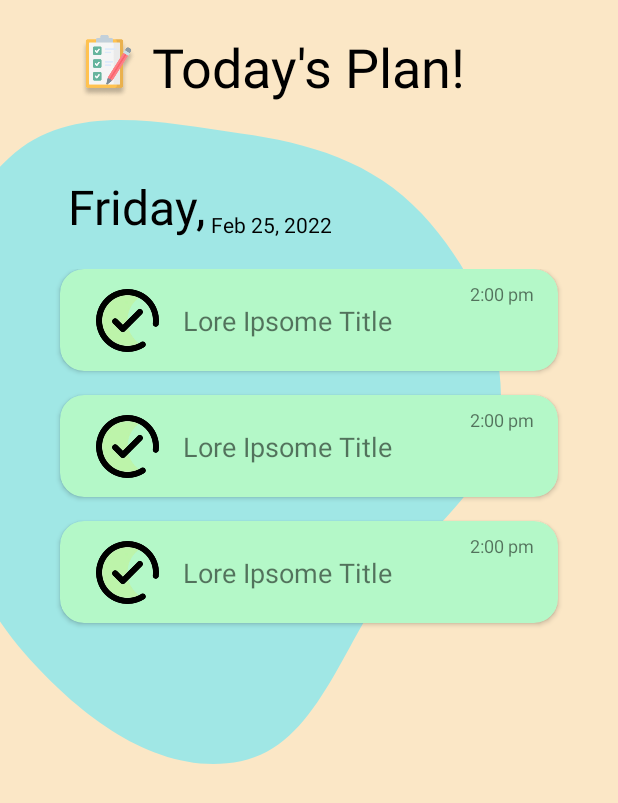
After one commit to ch8n/BBK-2-JetPlanner, an Android app: the layout activity_planner_home.xml on its own in the app's theme, with its tools: preview values and no code run, on a phone screen of 412 x 824 dp. The commit adds this screen. Shown: the top 803 px of the screen. Run offline under Robolectric (Android 15) with nearby library versions, the phone set to English and light mode, and no system bars.

Commit message:
added dummy list

```diff
--- a/app/build.gradle
+++ b/app/build.gradle
@@ -5,6 +5,10 @@ plugins {
 
 android {
     compileSdk 32
+
+    buildFeatures {
+        viewBinding true
+    }
 
     defaultConfig {
         applicationId "io.github.ch8n.jetplanner"
--- a/app/src/main/AndroidManifest.xml
+++ b/app/src/main/AndroidManifest.xml
@@ -10,8 +10,9 @@
         android:supportsRtl="true"
         android:theme="@style/Theme.JetPlanner">
         <activity
-            android:name=".MainActivity"
+            android:name=".ui.home.PlannerHomeActivity"
             android:exported="true">
+
             <intent-filter>
                 <action android:name="android.intent.action.MAIN" />
 
--- /dev/null
+++ b/app/src/main/res/drawable/blob.xml
@@ -0,0 +1,10 @@
+<vector xmlns:android="http://schemas.android.com/apk/res/android"
+    android:width="334dp"
+    android:height="429dp"
+    android:viewportWidth="334"
+    android:viewportHeight="429">
+  <path
+      android:pathData="M160.579,8.923C205.279,15 249.013,27.596 281.224,62.465C313.811,97.742 337.793,145.866 333.503,196.117C329.466,243.399 287.736,270.108 260.374,306.67C227.724,350.298 210.916,417.086 160.579,427.184C106.778,437.977 54.809,398.94 16.646,355.565C-21.011,312.764 -40.83,255.848 -42.722,196.117C-44.691,133.981 -36.986,64.809 6.175,25.068C47.505,-12.988 107.237,1.67 160.579,8.923Z"
+      android:fillColor="#A0E7E5"
+      android:fillType="evenOdd"/>
+</vector>
--- /dev/null
+++ b/app/src/main/res/layout/activity_planner_home.xml
@@ -0,0 +1,81 @@
+<?xml version="1.0" encoding="utf-8"?>
+<androidx.constraintlayout.widget.ConstraintLayout xmlns:android="http://schemas.android.com/apk/res/android"
+    xmlns:app="http://schemas.android.com/apk/res-auto"
+    xmlns:tools="http://schemas.android.com/tools"
+    android:layout_width="match_parent"
+    android:layout_height="match_parent"
+    android:background="@color/yellow_light"
+    tools:context=".ui.home.PlannerHomeActivity">
+
+    <androidx.appcompat.widget.AppCompatImageView
+        android:layout_width="42dp"
+        android:layout_height="42dp"
+        android:layout_marginEnd="8dp"
+        app:layout_constraintBottom_toBottomOf="@id/label_plan"
+        app:layout_constraintEnd_toEndOf="@id/label_plan"
+        app:layout_constraintEnd_toStartOf="@id/label_plan"
+        app:layout_constraintTop_toTopOf="@id/label_plan"
+        app:srcCompat="@drawable/checklist" />
+
+    <androidx.appcompat.widget.AppCompatTextView
+        android:id="@+id/label_plan"
+        android:layout_width="wrap_content"
+        android:layout_height="wrap_content"
+        android:layout_marginTop="20dp"
+        android:text="@string/todays_plan"
+        android:textColor="@color/black"
+        android:textSize="36sp"
+        app:layout_constraintEnd_toEndOf="parent"
+        app:layout_constraintStart_toStartOf="parent"
+        app:layout_constraintTop_toTopOf="parent" />
+
+
+    <androidx.appcompat.widget.AppCompatImageView
+        android:id="@+id/blob"
+        android:layout_width="0dp"
+        android:layout_height="429dp"
+        android:layout_marginTop="80dp"
+        app:layout_constraintStart_toStartOf="parent"
+        app:layout_constraintTop_toTopOf="parent"
+        app:srcCompat="@drawable/blob" />
+
+
+    <androidx.appcompat.widget.AppCompatTextView
+        android:id="@+id/label_day"
+        android:layout_width="wrap_content"
+        android:layout_height="wrap_content"
+        android:layout_marginStart="45dp"
+        android:layout_marginTop="36dp"
+        android:text="Friday,"
+        android:textColor="@color/black"
+        android:textSize="32sp"
+        app:layout_constraintStart_toStartOf="parent"
+        app:layout_constraintTop_toTopOf="@id/blob" />
+
+    <androidx.appcompat.widget.AppCompatTextView
+        android:id="@+id/label_date"
+        android:layout_width="wrap_content"
+        android:layout_height="wrap_content"
+        android:layout_marginStart="4dp"
+        android:layout_marginTop="45dp"
+        android:text="Feb 25, 2022"
+        android:textColor="@color/black"
+        android:textSize="14sp"
+        app:layout_constraintBottom_toBottomOf="@id/label_day"
+        app:layout_constraintStart_toEndOf="@id/label_day" />
+
+    <androidx.recyclerview.widget.RecyclerView
+        android:id="@+id/list_task"
+        android:layout_width="match_parent"
+        android:layout_height="wrap_content"
+        android:layout_marginStart="24dp"
+        android:layout_marginTop="20dp"
+        android:layout_marginEnd="24dp"
+        app:layoutManager="androidx.recyclerview.widget.LinearLayoutManager"
+        app:layout_constraintEnd_toEndOf="parent"
+        app:layout_constraintStart_toStartOf="parent"
+        app:layout_constraintTop_toBottomOf="@id/label_day"
+        tools:listitem="@layout/list_item_task" />
+
+
+</androidx.constraintlayout.widget.ConstraintLayout>
--- /dev/null
+++ b/app/src/main/res/layout/list_item_task.xml
@@ -0,0 +1,59 @@
+<?xml version="1.0" encoding="utf-8"?>
+<androidx.cardview.widget.CardView xmlns:android="http://schemas.android.com/apk/res/android"
+    xmlns:app="http://schemas.android.com/apk/res-auto"
+    android:layout_width="match_parent"
+    android:layout_height="68dp"
+    android:layout_marginStart="16dp"
+    android:layout_marginEnd="16dp"
+    android:layout_marginBottom="16dp"
+    app:cardBackgroundColor="@color/green"
+    app:cardCornerRadius="16dp">
+
+    <androidx.constraintlayout.widget.ConstraintLayout
+        android:layout_width="match_parent"
+        android:layout_height="match_parent">
+
+        <androidx.appcompat.widget.AppCompatImageView
+            android:id="@+id/status"
+            android:layout_width="42dp"
+            android:layout_height="42dp"
+            android:layout_margin="24dp"
+            app:layout_constraintBottom_toBottomOf="parent"
+            app:layout_constraintStart_toStartOf="parent"
+            app:layout_constraintTop_toTopOf="parent"
+            app:srcCompat="@drawable/done" />
+
+
+        <androidx.appcompat.widget.AppCompatTextView
+            android:id="@+id/label_task"
+            android:layout_width="0dp"
+            android:layout_height="wrap_content"
+            android:layout_marginStart="16dp"
+            android:layout_marginEnd="24dp"
+            android:ellipsize="end"
+            android:maxLines="1"
+            android:text="Lore Ipsome Title"
+            android:textSize="18sp"
+            app:layout_constraintBottom_toBottomOf="parent"
+            app:layout_constraintEnd_toEndOf="parent"
+            app:layout_constraintStart_toEndOf="@id/status"
+            app:layout_constraintTop_toTopOf="parent"
+            app:srcCompat="@drawable/done" />
+
+
+        <androidx.appcompat.widget.AppCompatTextView
+            android:id="@+id/label_task_time"
+            android:layout_width="0dp"
+            android:layout_height="wrap_content"
+            android:layout_marginTop="8dp"
+            android:layout_marginEnd="16dp"
+            android:text="2:00 pm"
+            android:textSize="12sp"
+            app:layout_constraintEnd_toEndOf="parent"
+            app:layout_constraintTop_toTopOf="parent"
+            app:srcCompat="@drawable/done" />
+
+
+    </androidx.constraintlayout.widget.ConstraintLayout>
+
+</androidx.cardview.widget.CardView>
--- a/app/src/main/res/values-night/themes.xml
+++ /dev/null
@@ -1,16 +0,0 @@
-<resources xmlns:tools="http://schemas.android.com/tools">
-    <!-- Base application theme. -->
-    <style name="Theme.JetPlanner" parent="Theme.MaterialComponents.DayNight.DarkActionBar">
-        <!-- Primary brand color. -->
-        <item name="colorPrimary">@color/purple_200</item>
-        <item name="colorPrimaryVariant">@color/purple_700</item>
-        <item name="colorOnPrimary">@color/black</item>
-        <!-- Secondary brand color. -->
-        <item name="colorSecondary">@color/teal_200</item>
-        <item name="colorSecondaryVariant">@color/teal_200</item>
-        <item name="colorOnSecondary">@color/black</item>
-        <!-- Status bar color. -->
-        <item name="android:statusBarColor" tools:targetApi="l">?attr/colorPrimaryVariant</item>
-        <!-- Customize your theme here. -->
-    </style>
-</resources>
--- a/app/src/main/res/values/colors.xml
+++ b/app/src/main/res/values/colors.xml
@@ -1,10 +1,10 @@
 <?xml version="1.0" encoding="utf-8"?>
 <resources>
-    <color name="purple_200">#FFBB86FC</color>
-    <color name="purple_500">#FF6200EE</color>
-    <color name="purple_700">#FF3700B3</color>
-    <color name="teal_200">#FF03DAC5</color>
-    <color name="teal_700">#FF018786</color>
+    <color name="green">#B4F8C8</color>
+    <color name="red">#FF94A6</color>
+    <color name="yellow_light">#FBE7C6</color>
+    <color name="yellow">#FBDAA3</color>
+    <color name="orange">#FFAD6F</color>
     <color name="black">#FF000000</color>
     <color name="white">#FFFFFFFF</color>
 </resources>
--- a/app/src/main/res/values/themes.xml
+++ b/app/src/main/res/values/themes.xml
@@ -1,13 +1,14 @@
 <resources xmlns:tools="http://schemas.android.com/tools">
     <!-- Base application theme. -->
-    <style name="Theme.JetPlanner" parent="Theme.MaterialComponents.DayNight.DarkActionBar">
+    <style name="Theme.JetPlanner" parent="Theme.MaterialComponents.DayNight.NoActionBar">
         <!-- Primary brand color. -->
-        <item name="colorPrimary">@color/purple_500</item>
-        <item name="colorPrimaryVariant">@color/purple_700</item>
+        <item name="colorPrimary">@color/yellow_light</item>
+        <item name="background">@color/yellow_light</item>
+        <item name="colorPrimaryVariant">@color/yellow_light</item>
         <item name="colorOnPrimary">@color/white</item>
         <!-- Secondary brand color. -->
-        <item name="colorSecondary">@color/teal_200</item>
-        <item name="colorSecondaryVariant">@color/teal_700</item>
+        <item name="colorSecondary">@color/green</item>
+        <item name="colorSecondaryVariant">@color/green</item>
         <item name="colorOnSecondary">@color/black</item>
         <!-- Status bar color. -->
         <item name="android:statusBarColor" tools:targetApi="l">?attr/colorPrimaryVariant</item>
```
Also changed, not shown: app/src/main/java/io/github/ch8n/jetplanner/MainActivity.kt (deleted, +0 -11 lines), app/src/main/java/io/github/ch8n/jetplanner/data/model/Task.kt (added, +14 -0 lines), app/src/main/java/io/github/ch8n/jetplanner/ui/home/PlannerHomeActivity.kt (added, +52 -0 lines), app/src/main/java/io/github/ch8n/jetplanner/ui/home/adapter/TaskListAdapter.kt (added, +108 -0 lines), app/src/main/res/layout/activity_main.xml (deleted, +0 -18 lines), app/src/main/res/values/strings.xml (+9 -0 lines), app/src/main/res/drawable/checklist.webp (added), app/src/main/res/drawable/close.png (added), app/src/main/res/drawable/done.webp (added), app/src/main/res/drawable/pending.png (added).
